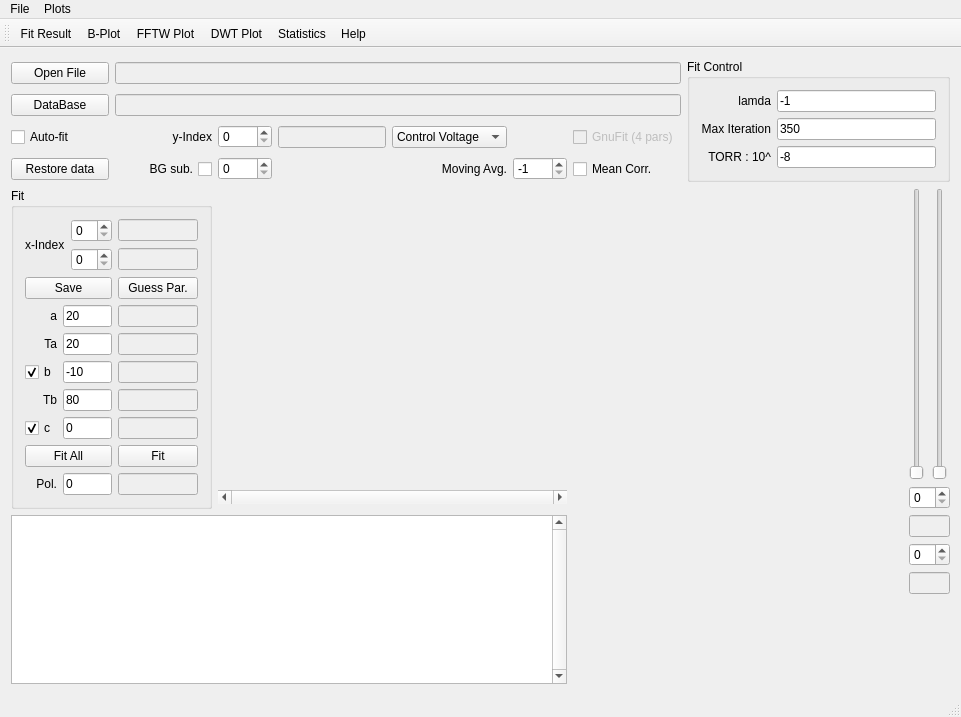
This is Analysis_UI/mainwindow.ui in goluckyryan/nonLinearFit as Qt 5 draws it before an edit. The edited form follows.
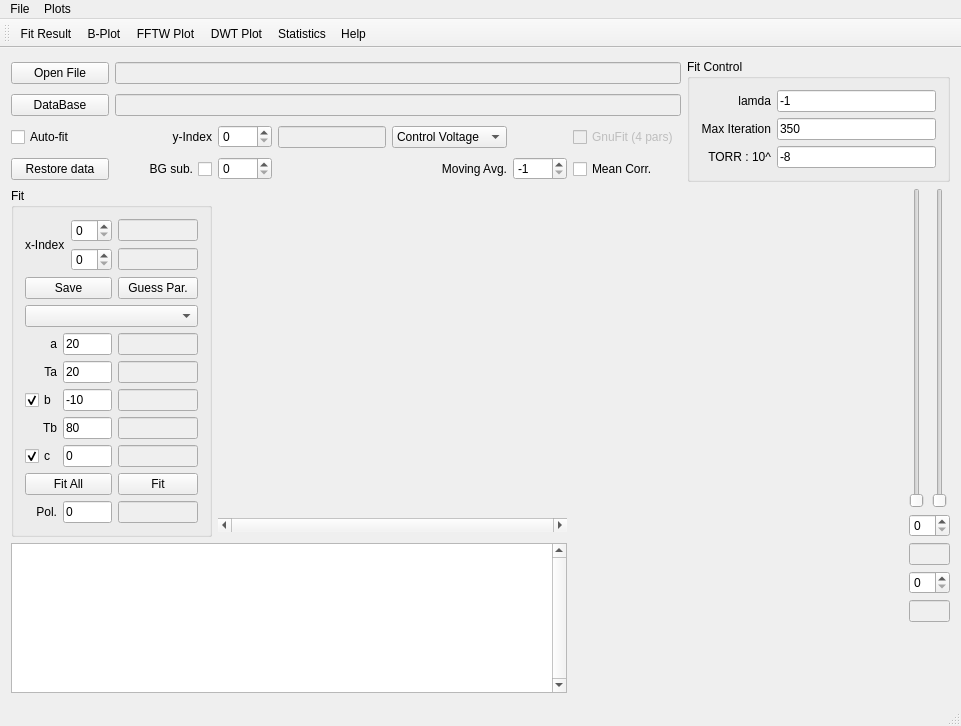
This is the edited form. Custom widgets are drawn as their Qt base class.

Commit message:
added another fit function
a Exp(-x/Ta) Sin(b + 2 * pi * x/Tb) + c

```diff
--- a/Analysis_UI/mainwindow.ui
+++ b/Analysis_UI/mainwindow.ui
@@ -39,7 +39,7 @@
        <string>Fit</string>
       </property>
       <layout class="QGridLayout" name="gridLayout_2">
-       <item row="4" column="1" colspan="2">
+       <item row="5" column="1" colspan="2">
         <widget class="QLineEdit" name="lineEdit_Ta">
          <property name="text">
           <string>20</string>
@@ -53,19 +53,6 @@
          </property>
         </widget>
        </item>
-       <item row="0" column="3">
-        <widget class="QLineEdit" name="lineEdit_x">
-         <property name="enabled">
-          <bool>false</bool>
-         </property>
-         <property name="statusTip">
-          <string>The corresponding timing of the x-index.</string>
-         </property>
-         <property name="text">
-          <string/>
-         </property>
-        </widget>
-       </item>
        <item row="2" column="0" colspan="3">
         <widget class="QPushButton" name="pushButton_save">
          <property name="statusTip">
@@ -76,24 +63,51 @@
          </property>
         </widget>
        </item>
-       <item row="3" column="3">
-        <widget class="QLineEdit" name="lineEdit_ea">
-         <property name="enabled">
-          <bool>false</bool>
-         </property>
-        </widget>
-       </item>
-       <item row="4" column="3">
+       <item row="5" column="3">
         <widget class="QLineEdit" name="lineEdit_eTa">
          <property name="enabled">
           <bool>false</bool>
          </property>
         </widget>
        </item>
-       <item row="3" column="0">
-        <widget class="QLabel" name="label_4">
+       <item row="4" column="3">
+        <widget class="QLineEdit" name="lineEdit_ea">
+         <property name="enabled">
+          <bool>false</bool>
+         </property>
+        </widget>
+       </item>
+       <item row="0" column="3">
+        <widget class="QLineEdit" name="lineEdit_x">
+         <property name="enabled">
+          <bool>false</bool>
+         </property>
+         <property name="statusTip">
+          <string>The corresponding timing of the x-index.</string>
+         </property>
          <property name="text">
-          <string>a</string>
+          <string/>
+         </property>
+        </widget>
+       </item>
+       <item row="4" column="1" colspan="2">
+        <widget class="QLineEdit" name="lineEdit_a">
+         <property name="text">
+          <string>20</string>
+         </property>
+        </widget>
+       </item>
+       <item row="6" column="1" colspan="2">
+        <widget class="QLineEdit" name="lineEdit_b">
+         <property name="text">
+          <string>-10</string>
+         </property>
+        </widget>
+       </item>
+       <item row="5" column="0">
+        <widget class="QLabel" name="label_Ta">
+         <property name="text">
+          <string>Ta</string>
          </property>
          <property name="alignment">
           <set>Qt::AlignRight|Qt::AlignTrailing|Qt::AlignVCenter</set>
@@ -110,46 +124,39 @@
          </property>
         </widget>
        </item>
-       <item row="3" column="1" colspan="2">
-        <widget class="QLineEdit" name="lineEdit_a">
-         <property name="text">
-          <string>20</string>
-         </property>
-        </widget>
-       </item>
-       <item row="5" column="3">
-        <widget class="QLineEdit" name="lineEdit_eb">
-         <property name="enabled">
-          <bool>false</bool>
-         </property>
-        </widget>
-       </item>
-       <item row="5" column="1" colspan="2">
-        <widget class="QLineEdit" name="lineEdit_b">
-         <property name="text">
-          <string>-10</string>
-         </property>
-        </widget>
-       </item>
        <item row="4" column="0">
-        <widget class="QLabel" name="label_5">
+        <widget class="QLabel" name="label_a">
          <property name="text">
-          <string>Ta</string>
+          <string>a</string>
          </property>
          <property name="alignment">
           <set>Qt::AlignRight|Qt::AlignTrailing|Qt::AlignVCenter</set>
          </property>
         </widget>
        </item>
-       <item row="6" column="1" colspan="2">
+       <item row="6" column="3">
+        <widget class="QLineEdit" name="lineEdit_eb">
+         <property name="enabled">
+          <bool>false</bool>
+         </property>
+        </widget>
+       </item>
+       <item row="8" column="3">
+        <widget class="QLineEdit" name="lineEdit_ec">
+         <property name="enabled">
+          <bool>false</bool>
+         </property>
+        </widget>
+       </item>
+       <item row="7" column="1" colspan="2">
         <widget class="QLineEdit" name="lineEdit_Tb">
          <property name="text">
           <string>80</string>
          </property>
         </widget>
        </item>
-       <item row="6" column="0">
-        <widget class="QLabel" name="label_7">
+       <item row="7" column="0">
+        <widget class="QLabel" name="label_Tb">
          <property name="text">
           <string>Tb</string>
          </property>
@@ -158,14 +165,7 @@
          </property>
         </widget>
        </item>
-       <item row="7" column="3">
-        <widget class="QLineEdit" name="lineEdit_ec">
-         <property name="enabled">
-          <bool>false</bool>
-         </property>
-        </widget>
-       </item>
-       <item row="7" column="1" colspan="2">
+       <item row="8" column="1" colspan="2">
         <widget class="QLineEdit" name="lineEdit_c">
          <property name="enabled">
           <bool>true</bool>
@@ -175,34 +175,14 @@
          </property>
         </widget>
        </item>
-       <item row="6" column="3">
+       <item row="7" column="3">
         <widget class="QLineEdit" name="lineEdit_eTb">
          <property name="enabled">
           <bool>false</bool>
          </property>
         </widget>
        </item>
-       <item row="7" column="0">
-        <widget class="QCheckBox" name="checkBox_c">
-         <property name="text">
-          <string>c</string>
-         </property>
-         <property name="checked">
-          <bool>true</bool>
-         </property>
-        </widget>
-       </item>
-       <item row="8" column="0" colspan="3">
-        <widget class="QPushButton" name="pushButton_FitAll">
-         <property name="statusTip">
-          <string>Fit all data set.</string>
-         </property>
-         <property name="text">
-          <string>Fit All</string>
-         </property>
-        </widget>
-       </item>
-       <item row="9" column="1" colspan="2">
+       <item row="10" column="1" colspan="2">
         <widget class="QLineEdit" name="lineEdit_P">
          <property name="statusTip">
           <string>Polarization</string>
@@ -212,7 +192,24 @@
          </property>
         </widget>
        </item>
-       <item row="8" column="3">
+       <item row="10" column="3">
+        <widget class="QLineEdit" name="lineEdit_eP">
+         <property name="enabled">
+          <bool>false</bool>
+         </property>
+        </widget>
+       </item>
+       <item row="8" column="0">
+        <widget class="QCheckBox" name="checkBox_c">
+         <property name="text">
+          <string>c</string>
+         </property>
+         <property name="checked">
+          <bool>true</bool>
+         </property>
+        </widget>
+       </item>
+       <item row="9" column="3">
         <widget class="QPushButton" name="pushButton_Fit">
          <property name="statusTip">
           <string>Fit this single data set.</string>
@@ -222,14 +219,24 @@
          </property>
         </widget>
        </item>
-       <item row="9" column="3">
-        <widget class="QLineEdit" name="lineEdit_eP">
-         <property name="enabled">
-          <bool>false</bool>
+       <item row="9" column="0" colspan="3">
+        <widget class="QPushButton" name="pushButton_FitAll">
+         <property name="statusTip">
+          <string>Fit all data set.</string>
          </property>
+         <property name="text">
+          <string>Fit All</string>
+         </property>
         </widget>
        </item>
-       <item row="9" column="0">
+       <item row="0" column="0" rowspan="2" colspan="2">
+        <widget class="QLabel" name="label_2">
+         <property name="text">
+          <string>x-Index</string>
+         </property>
+        </widget>
+       </item>
+       <item row="10" column="0">
         <widget class="QLabel" name="label_11">
          <property name="text">
           <string>Pol.</string>
@@ -239,7 +246,17 @@
          </property>
         </widget>
        </item>
-       <item row="5" column="0">
+       <item row="1" column="3">
+        <widget class="QLineEdit" name="lineEdit_x2">
+         <property name="enabled">
+          <bool>false</bool>
+         </property>
+        </widget>
+       </item>
+       <item row="1" column="2">
+        <widget class="QSpinBox" name="spinBox_x2"/>
+       </item>
+       <item row="6" column="0">
         <widget class="QCheckBox" name="checkBox_b_Tb">
          <property name="text">
           <string>b</string>
@@ -255,22 +272,8 @@
          </property>
         </widget>
        </item>
-       <item row="1" column="2">
-        <widget class="QSpinBox" name="spinBox_x2"/>
-       </item>
-       <item row="0" column="0" rowspan="2" colspan="2">
-        <widget class="QLabel" name="label_2">
-         <property name="text">
-          <string>x-Index</string>
-         </property>
-        </widget>
-       </item>
-       <item row="1" column="3">
-        <widget class="QLineEdit" name="lineEdit_x2">
-         <property name="enabled">
-          <bool>false</bool>
-         </property>
-        </widget>
+       <item row="3" column="0" colspan="4">
+        <widget class="QComboBox" name="comboBox_fitFunctionType"/>
        </item>
       </layout>
       <zorder>lineEdit_a</zorder>
@@ -282,9 +285,9 @@
       <zorder>spinBox_x</zorder>
       <zorder>pushButton_guessPars</zorder>
       <zorder>label_2</zorder>
-      <zorder>label_4</zorder>
-      <zorder>label_5</zorder>
-      <zorder>label_7</zorder>
+      <zorder>label_a</zorder>
+      <zorder>label_Ta</zorder>
+      <zorder>label_Tb</zorder>
       <zorder>pushButton_save</zorder>
       <zorder>pushButton_FitAll</zorder>
       <zorder>lineEdit_c</zorder>
@@ -300,6 +303,7 @@
       <zorder>checkBox_b_Tb</zorder>
       <zorder>spinBox_x2</zorder>
       <zorder>lineEdit_x2</zorder>
+      <zorder>comboBox_fitFunctionType</zorder>
      </widget>
     </item>
     <item row="0" column="7" rowspan="4" colspan="3">
```
The commit also changes 6 other files.
